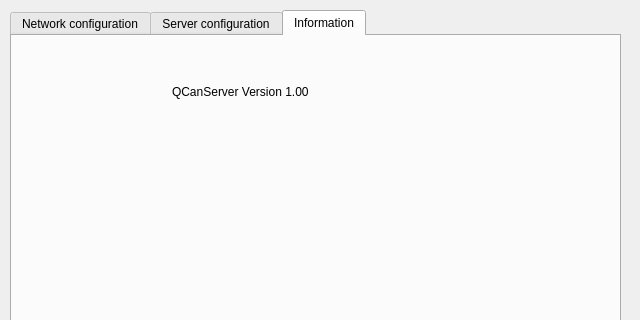
The window that source/server/forms/ServerConfig.ui (canpie/CANpie) describes before a commit, drawn with Qt 5; both pictures show x 0 to 640 and y 0 to 320 of the 640 by 480 pixel window.
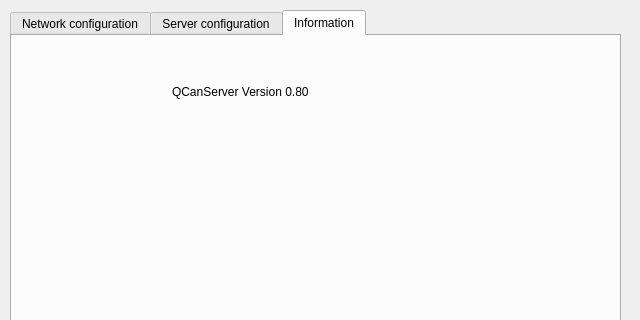
The same window after the commit. The open tabs and pages were chosen to show the change. Icons and pictures are not drawn.

Commit message: - add icon for windows - adjust project configuration to windows platform - set software version to 0.80

Patch:
```diff
--- a/source/server/forms/ServerConfig.ui
+++ b/source/server/forms/ServerConfig.ui
@@ -447,7 +447,7 @@
       </rect>
      </property>
      <property name="text">
-      <string>QCanServer Version 1.00</string>
+      <string>QCanServer Version 0.80</string>
      </property>
     </widget>
    </widget>
```
The commit also changes 4 other files.
